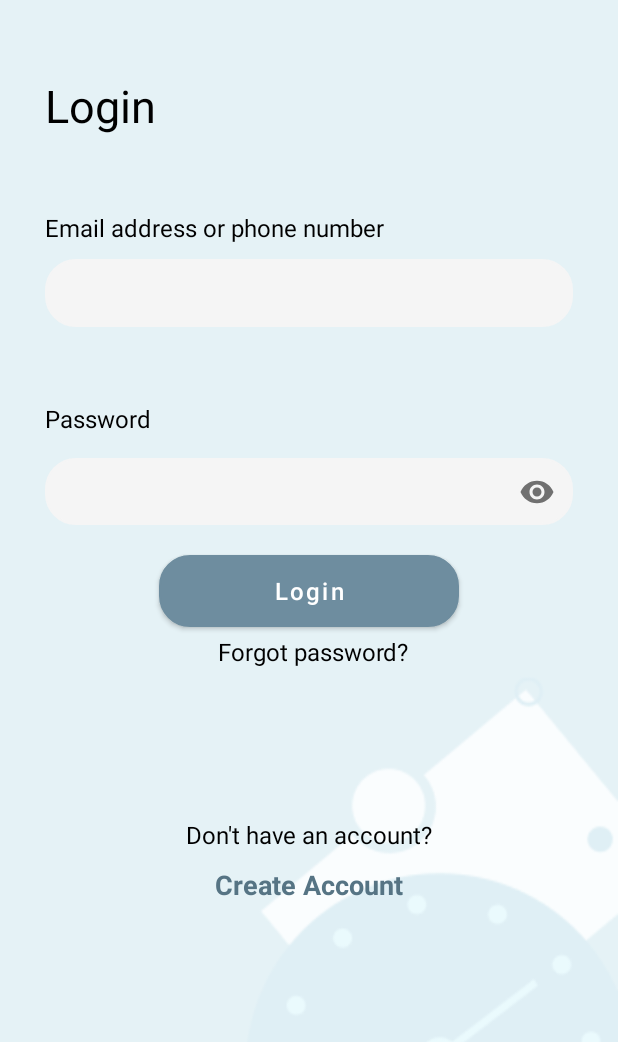
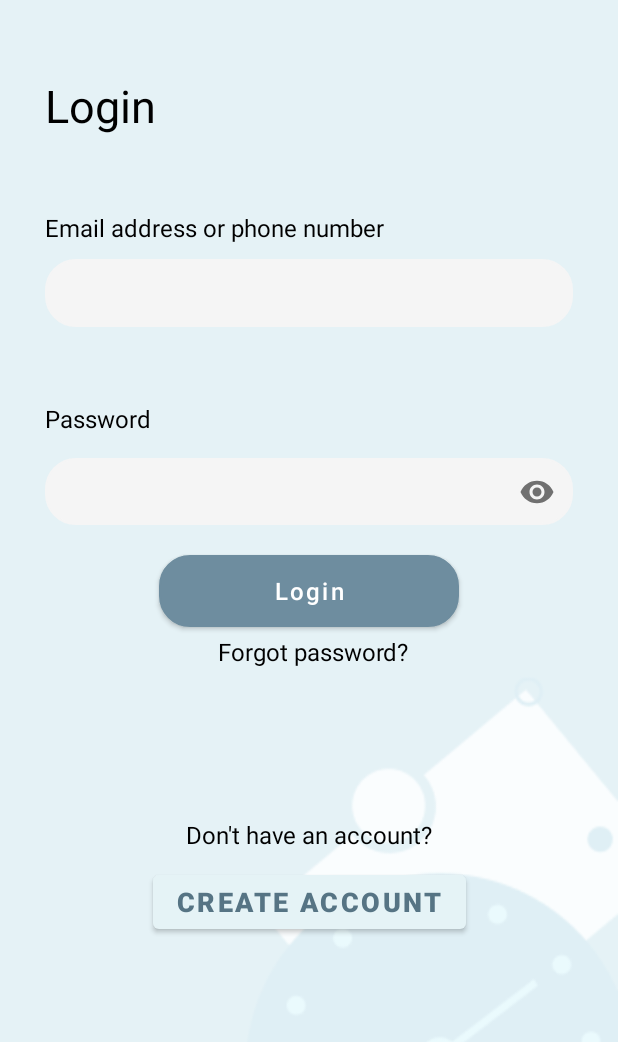
Before and after one commit to Huyenhuynhh/RealNum, an Android app: the layout activity_login.xml on its own in the app's theme, with its tools: preview values and no code run, on a phone screen of 412 x 824 dp, the part 116-1158 px from its top. Run offline under Robolectric (Android 15) with nearby library versions, the phone set to English and light mode, and no system bars.

Commit message:
All files for Login and Signup pages with SQLite DB

```diff
--- a/app/src/main/AndroidManifest.xml
+++ b/app/src/main/AndroidManifest.xml
@@ -36,7 +36,7 @@
             </intent-filter>
         </activity>
         <activity
-            android:name=".MainActivity"
+            android:name=".LoginActivity"
             android:exported="true" />
         <activity
             android:name=".BloodGlucoseActivity"
--- a/app/src/main/java/com/example/login/SignUpActivity.java
+++ b/app/src/main/java/com/example/login/SignUpActivity.java
@@ -79,7 +79,8 @@ public class SignUpActivity extends AppCompatActivity {
         moveToLogin.setOnClickListener(new View.OnClickListener() {
             @Override
             public void onClick(View view) {
-                Intent intent = new Intent(SignUpActivity.this, MainActivity.class);
+                Intent intent = new Intent(SignUpActivity.this, LoginActivity.class);
+                startActivity(intent);
             }
         });
     }
--- a/app/src/main/java/com/example/login/SplashActivity.java
+++ b/app/src/main/java/com/example/login/SplashActivity.java
@@ -17,7 +17,7 @@ public class SplashActivity extends AppCompatActivity {
             @Override
 
             public void run() {
-                Intent i = new Intent(SplashActivity.this, MainActivity.class);
+                Intent i = new Intent(SplashActivity.this, LoginActivity.class);
                 startActivity(i);
                 finish();
 
--- a/app/src/main/res/layout/activity_login.xml
+++ b/app/src/main/res/layout/activity_login.xml
@@ -77,7 +77,7 @@
             app:layout_constraintHorizontal_bias="0.0"
             app:layout_constraintStart_toStartOf="parent"
             app:layout_constraintTop_toBottomOf="@+id/textView3"
-            android:inputType="phone|textEmailAddress"
+            android:inputType="textEmailAddress"
             />
         <TextView
             android:id="@+id/text_password"
@@ -121,14 +121,13 @@
         </com.google.android.material.textfield.TextInputLayout>
 
         <Button
-            android:id="@+id/button"
+            android:id="@+id/buttonLogin"
             android:layout_width="200dp"
             android:layout_height="wrap_content"
             android:layout_marginTop="20dp"
             android:text="Login"
             android:textAllCaps="false"
             android:textSize="16sp"
-            android:onClick="loginAccount"
             app:backgroundTint="#6e8d9f"
             app:layout_constraintEnd_toEndOf="parent"
             android:background="@drawable/btn_bg"
@@ -146,7 +145,7 @@
             app:layout_constraintEnd_toEndOf="parent"
             app:layout_constraintHorizontal_bias="0.51"
             app:layout_constraintStart_toStartOf="parent"
-            app:layout_constraintTop_toBottomOf="@+id/button" />
+            app:layout_constraintTop_toBottomOf="@+id/buttonLogin" />
 
         <TextView
             android:id="@+id/textView7"
@@ -157,13 +156,13 @@
             android:text="Don't have an account?"
             android:textColor="@color/black"
             android:textSize="16sp"
-            app:layout_constraintBottom_toTopOf="@id/textView6"
+            app:layout_constraintBottom_toTopOf="@id/buttonCreateAccount"
             app:layout_constraintEnd_toEndOf="parent"
             app:layout_constraintStart_toStartOf="parent"
             app:layout_constraintTop_toBottomOf="@+id/textView5"
             app:layout_constraintVertical_bias="1.0" />
-        <TextView
-            android:id="@+id/textView6"
+        <Button
+            android:id="@+id/buttonCreateAccount"
             android:layout_width="wrap_content"
             android:layout_height="wrap_content"
             android:layout_marginBottom="100dp"
@@ -171,7 +170,6 @@
             android:textSize="18sp"
             android:textColor="#567484"
             android:textStyle="bold"
-            android:onClick="createAccount"
             app:layout_constraintBottom_toBottomOf="parent"
             app:layout_constraintEnd_toEndOf="parent"
             app:layout_constraintStart_toStartOf="parent" />
--- a/app/src/main/res/layout/activity_sign_up.xml
+++ b/app/src/main/res/layout/activity_sign_up.xml
@@ -61,7 +61,7 @@
         app:layout_constraintEnd_toEndOf="parent"
         app:layout_constraintStart_toStartOf="parent"
         app:layout_constraintTop_toBottomOf="@id/text_email_phone"
-        android:inputType="phone|textEmailAddress" />
+        android:inputType="textEmailAddress" />
 
     <TextView
         android:id="@+id/text_password"
@@ -170,7 +170,6 @@
         android:layout_height="wrap_content"
         android:layout_marginTop="10dp"
         android:background="@drawable/btn_bg"
-        android:onClick="moveToLoginScreen"
         android:text="@string/text_button_login"
         android:textColor="@color/white"
         android:textAllCaps="false"
--- a/app/src/main/res/values/strings.xml
+++ b/app/src/main/res/values/strings.xml
@@ -50,6 +50,7 @@
     <string name="hello_second_fragment">Hello second fragment. Arg: %1$s</string>
     <string name="title_activity_glucose">GlucoseActivity</string>
     <string name="title_activity_blood_glouse_screen">BloodGlouseScreen</string>
+    <string name="login_activity_label">Login Activity</string>
 
 
 </resources>
```
Also changed, not shown: app/src/main/java/com/example/login/DBHelper.java (+18 -1 lines), app/src/main/java/com/example/login/LoginActivity.java (+49 -15 lines), app/src/main/res/navigation/nav_graph.xml (+10 -1 lines).
